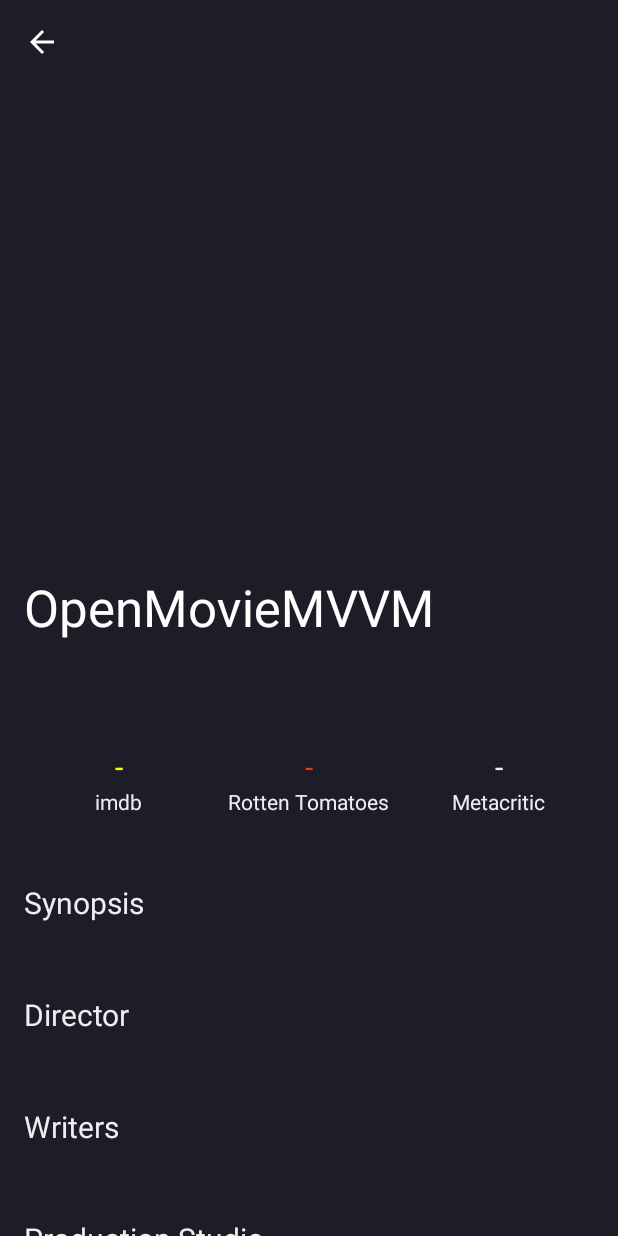
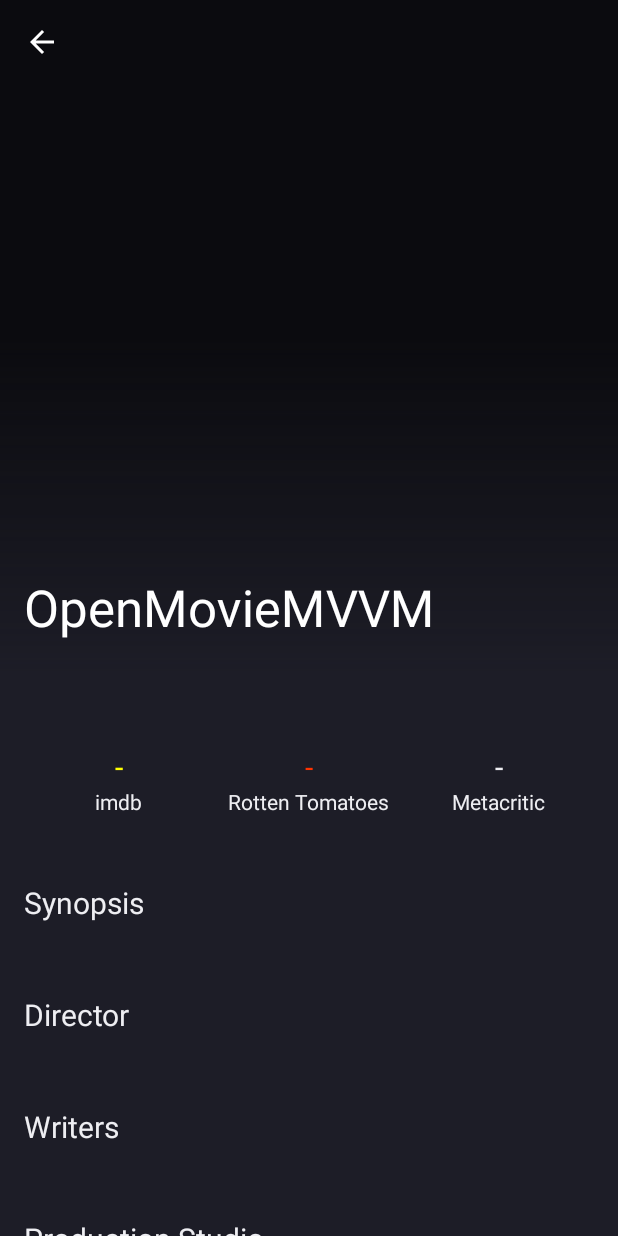
Before and after one commit to diazbumma/open-movie-mvvm-app, an Android app: the MovieDetailActivity screen opened directly, with no data from a screen before it, on a phone screen of 412 x 824 dp. Run offline under Robolectric (Android 15) with nearby library versions, the phone set to English and light mode, and no system bars; pictures from the network do not load.

Commit message:
Add foreground and placeholder image

```diff
--- /dev/null
+++ b/app/src/main/res/drawable/placeholder_image.xml
@@ -0,0 +1,8 @@
+<?xml version="1.0" encoding="utf-8"?>
+<shape xmlns:android="http://schemas.android.com/apk/res/android"
+    android:shape="rectangle">
+
+    <solid
+        android:color="#0b0b0f"/>
+
+</shape>
--- a/app/src/main/res/layout/activity_movie_detail.xml
+++ b/app/src/main/res/layout/activity_movie_detail.xml
@@ -31,6 +31,7 @@
                 android:layout_height="match_parent"
                 android:fitsSystemWindows="true"
                 android:scaleType="centerCrop"
+                android:src="@drawable/placeholder_image"
                 android:foreground="@drawable/gradient_image"
                 app:layout_collapseMode="parallax">
             </ImageView>
@@ -42,8 +43,6 @@
                 app:popupTheme="@style/Theme.AppCompat.Light"
                 app:layout_collapseMode="pin">
             </androidx.appcompat.widget.Toolbar>
-
-
 
         </com.google.android.material.appbar.CollapsingToolbarLayout>
 
```
Also changed, not shown: app/src/main/res/drawable/avengers_infinity_war_poster.jpg (deleted).
